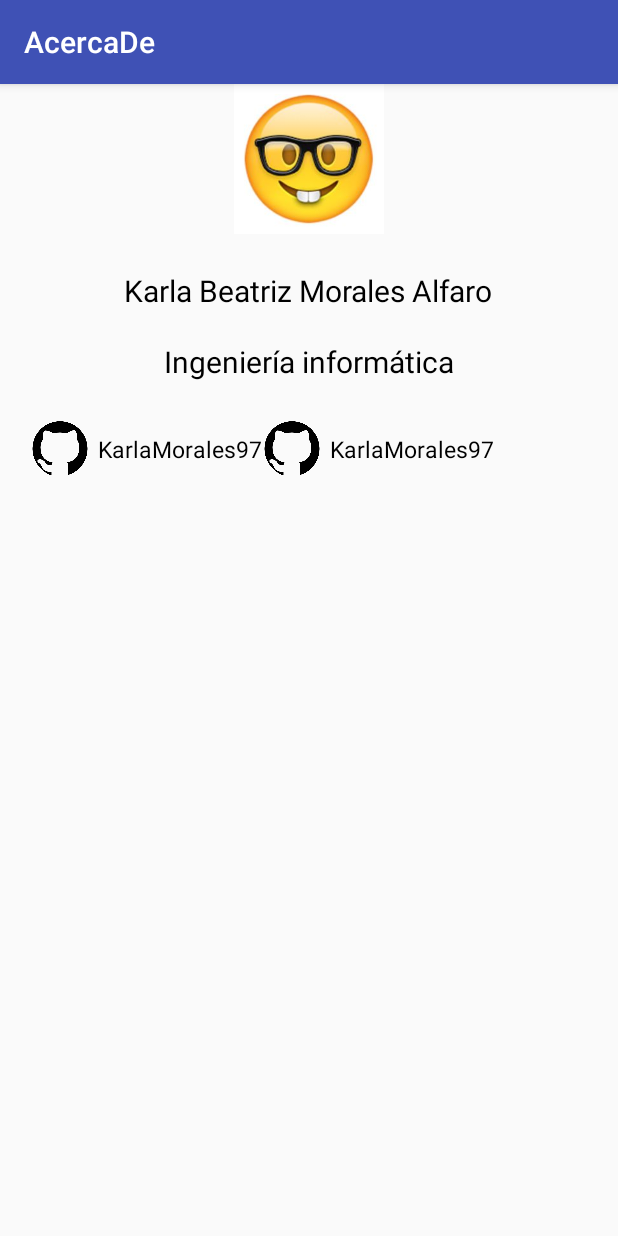
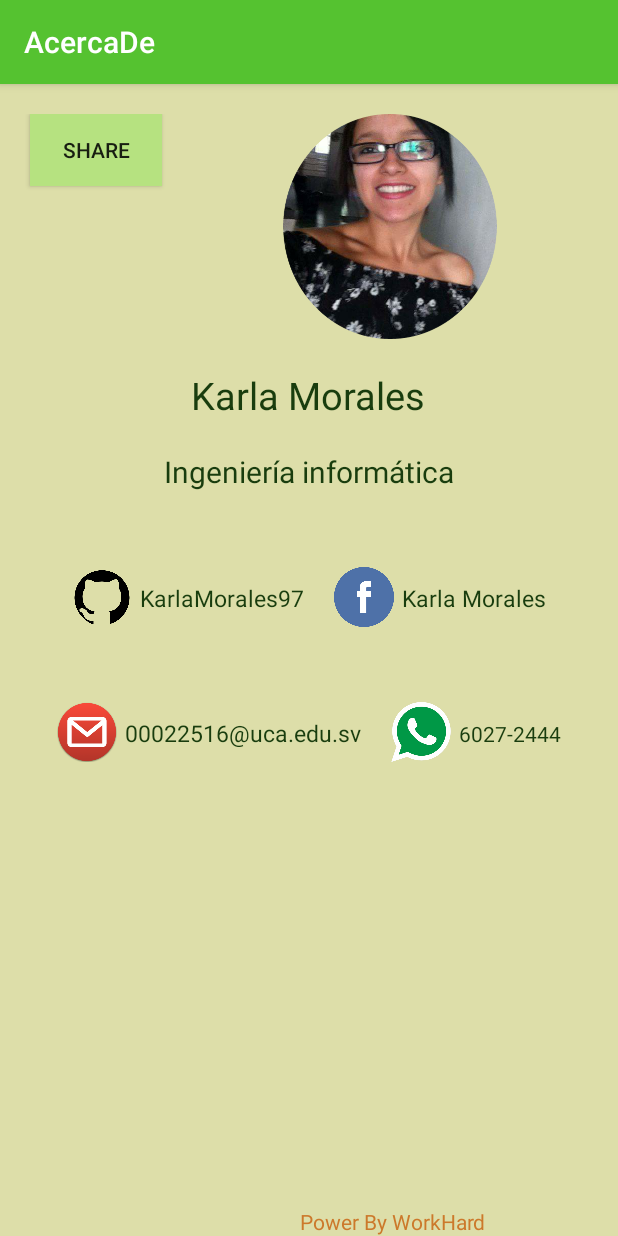
Before and after one commit to KarlaMorales97/AcercaDeShare, an Android app: the screen it shows after launch (MainActivity), on a phone screen of 412 x 824 dp. Run offline under Robolectric (Android 15) with nearby library versions, the phone set to English and light mode, and no system bars.

Commit message:
Primer intento compartir datos

```diff
--- a/app/src/main/java/com/morales/acercade/MainActivity.java
+++ b/app/src/main/java/com/morales/acercade/MainActivity.java
@@ -1,13 +1,45 @@
 package com.morales.acercade;
 
+import android.content.Intent;
+import android.media.Image;
 import android.support.v7.app.AppCompatActivity;
 import android.os.Bundle;
+import android.view.View;
+import android.widget.Button;
+import android.widget.EditText;
+import android.widget.TextView;
 
 public class MainActivity extends AppCompatActivity {
+
+    Button share;
+    String ACTION_SENDTO;
 
     @Override
     protected void onCreate(Bundle savedInstanceState) {
         super.onCreate(savedInstanceState);
         setContentView(R.layout.activity_main);
+
+        share = (Button)findViewById(R.id.boton_share);
+
+        share.setOnClickListener(new View.OnClickListener() {
+            @Override
+            public void onClick(View v) {
+                Intent sendIntent = new Intent();
+                sendIntent.setAction(Intent.ACTION_SEND);
+                sendIntent.putExtra(Intent.EXTRA_TEXT, ((TextView)findViewById(R.id.cajita1)).getText().toString());
+                sendIntent.putExtra(Intent.EXTRA_TEXT, ((TextView)findViewById(R.id.cajita2)).getText().toString());
+                sendIntent.putExtra(Intent.EXTRA_TEXT, ((TextView)findViewById(R.id.cajita3)).getText().toString());
+                sendIntent.putExtra(Intent.EXTRA_TEXT, ((TextView)findViewById(R.id.cajita4)).getText().toString());
+                sendIntent.putExtra(Intent.EXTRA_TEXT, ((TextView)findViewById(R.id.cajita5)).getText().toString());
+                sendIntent.putExtra(Intent.EXTRA_TEXT, ((TextView)findViewById(R.id.cajita6)).getText().toString());
+                sendIntent.setType("text/*");
+                startActivity(sendIntent);
+
+
+                if(sendIntent.resolveActivity(getPackageManager()) != null){
+                    startActivity(sendIntent);
+                }
+            }
+        });
     }
 }
--- a/app/src/main/res/layout/activity_main.xml
+++ b/app/src/main/res/layout/activity_main.xml
@@ -5,53 +5,59 @@
     android:layout_width="match_parent"
     android:layout_height="match_parent"
     android:orientation="vertical"
+    android:background="#dddea9"
     tools:context="com.morales.acercade.MainActivity">
+
+    <LinearLayout
+        android:layout_width="wrap_content"
+        android:layout_height="wrap_content"
+        android:orientation="horizontal"
+        android:layout_marginTop="20dp">
+
+        <Button
+            android:id="@+id/boton_share"
+            android:layout_width="match_parent"
+            android:layout_height="wrap_content"
+            android:layout_gravity="start"
+            android:layout_marginLeft="20dp"
+            android:text="SHARE"
+            android:background="@color/Buttonshare"/>
 
         <ImageView
             android:layout_width="match_parent"
-            android:layout_height="100dp"
+            android:layout_height="150dp"
             android:layout_gravity="center"
-            android:src="@mipmap/emoji" />
+            android:layout_weight="3"
+            android:src="@mipmap/karla" />
+
+    </LinearLayout>
 
         <TextView
+            android:id="@+id/cajita1"
             android:layout_width="wrap_content"
             android:layout_height="wrap_content"
-            android:text="Karla Beatriz Morales Alfaro"
-            android:layout_marginTop="24dp"
-            android:textSize="20sp"
-            android:textColor="#000"
-            android:layout_gravity="center"/>
+            android:text="Karla Morales"
+            android:textSize="25sp"
+            android:textColor="#193d0e"
+            android:layout_gravity="center"
+            android:layout_marginTop="20dp"/>
 
         <TextView
+            android:id="@+id/cajita2"
             android:layout_width="wrap_content"
             android:layout_height="wrap_content"
             android:text="Ingeniería informática"
             android:layout_marginTop="20dp"
             android:textSize="20sp"
-            android:textColor="#000"
+            android:textColor="#193d0e"
             android:layout_gravity="center"/>
 
     <LinearLayout
         android:layout_width="wrap_content"
         android:layout_height="wrap_content"
-        android:layout_marginTop="24dp"
+        android:layout_gravity="center"
+        android:layout_marginTop="50dp"
         android:orientation="horizontal">
-
-        <ImageView
-            android:layout_width="40dp"
-            android:layout_height="40dp"
-            android:layout_marginLeft="20dp"
-            android:layout_weight="1"
-            android:src="@mipmap/git" />
-
-        <TextView
-            android:layout_width="109dp"
-            android:layout_height="20dp"
-            android:layout_marginTop="10dp"
-            android:layout_marginLeft="5dp"
-            android:text="KarlaMorales97"
-            android:textColor="#000"
-            android:textSize="15sp" />
 
         <ImageView
             android:layout_width="40dp"
@@ -60,16 +66,84 @@
             android:src="@mipmap/git" />
 
         <TextView
-            android:layout_width="109dp"
+            android:id="@+id/cajita3"
+            android:layout_width="wrap_content"
             android:layout_height="20dp"
             android:layout_marginTop="10dp"
             android:layout_marginLeft="5dp"
             android:text="KarlaMorales97"
-            android:textColor="#000"
+            android:textColor="#193d0e"
             android:textSize="15sp" />
 
+        <ImageView
+            android:layout_width="40dp"
+            android:layout_height="40dp"
+            android:layout_marginLeft="20dp"
+            android:src="@mipmap/fb" />
 
+        <TextView
+            android:id="@+id/cajita4"
+            android:layout_width="wrap_content"
+            android:layout_height="20dp"
+            android:layout_marginTop="10dp"
+            android:layout_marginLeft="5dp"
+            android:text="Karla Morales"
+            android:textColor="#193d0e"
+            android:textSize="15sp" />
 
     </LinearLayout>
 
+    <LinearLayout
+        android:layout_width="wrap_content"
+        android:layout_height="wrap_content"
+        android:layout_gravity="center"
+        android:layout_marginTop="50dp"
+        android:orientation="horizontal">
+
+        <ImageView
+            android:layout_width="40dp"
+            android:layout_height="40dp"
+            android:src="@mipmap/gmail" />
+
+        <TextView
+            android:id="@+id/cajita5"
+            android:layout_width="wrap_content"
+            android:layout_height="20dp"
+            android:layout_marginLeft="5dp"
+            android:layout_marginTop="10dp"
+            android:text="00022516@uca.edu.sv"
+            android:textColor="#193d0e"
+            android:textSize="15sp" />
+
+        <ImageView
+            android:layout_width="40dp"
+            android:layout_height="40dp"
+            android:layout_marginLeft="20dp"
+            android:src="@mipmap/phone" />
+
+        <TextView
+            android:id="@+id/cajita6"
+            android:layout_width="wrap_content"
+            android:layout_height="20dp"
+            android:layout_marginLeft="5dp"
+            android:layout_marginTop="10dp"
+            android:text="6027-2444"
+            android:textColor="#193d0e" />
+    </LinearLayout>
+
+
+    <LinearLayout
+        android:layout_width="match_parent"
+        android:layout_height="match_parent">
+
+        <TextView
+            android:layout_width="wrap_content"
+            android:layout_height="wrap_content"
+            android:layout_marginLeft="200dp"
+            android:layout_gravity="bottom"
+            android:text="Power By WorkHard"
+            android:textColor="#cc792b"
+            android:textSize="14sp"/>
+    </LinearLayout>
+
 </LinearLayout>
--- a/app/src/main/res/values/colors.xml
+++ b/app/src/main/res/values/colors.xml
@@ -1,6 +1,7 @@
 <?xml version="1.0" encoding="utf-8"?>
 <resources>
-    <color name="colorPrimary">#3F51B5</color>
-    <color name="colorPrimaryDark">#303F9F</color>
+    <color name="colorPrimary">#55c230</color>
+    <color name="colorPrimaryDark">#52d42a</color>
     <color name="colorAccent">#FF4081</color>
+    <color name="Buttonshare">#b6e280</color>
 </resources>
```
Also changed, not shown: app/src/main/res/mipmap-mdpi/Emoticones-de-cumpleaños-carita-con-anteojos-160x160.png (deleted), app/src/main/res/mipmap-mdpi/emoji.jpg (deleted), app/src/main/res/mipmap-mdpi/fb.png (added), app/src/main/res/mipmap-mdpi/gmail.png (added), app/src/main/res/mipmap-mdpi/karla.png (added), app/src/main/res/mipmap-mdpi/phone.png (added).
